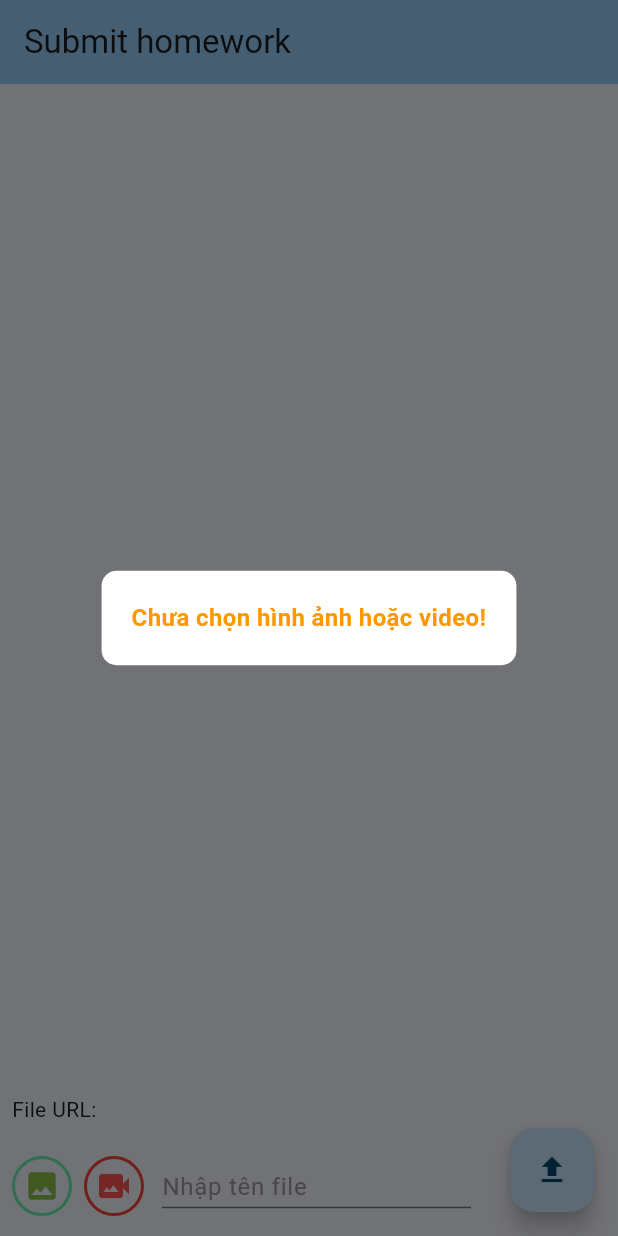
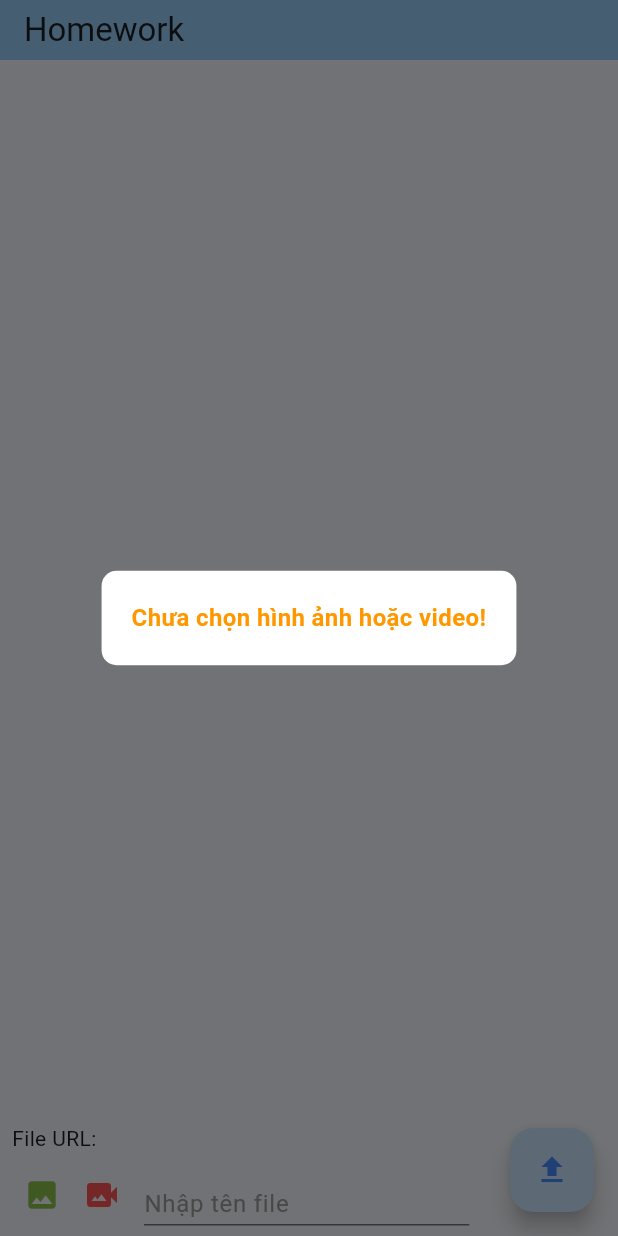
Before and after one commit to khanhkk96/ImagePdfApp, a Flutter app: the screen it shows after launch, after a tap on the "upload" icon, on a phone screen of 412 x 824 dp. Run offline on Flutter 3.47's test engine with Material 3 defaults, Android fonts, the phone set to English and light mode, and no system bars; our stand-ins replace flutter_image_compress, fluttertoast, google_sign_in, image_picker; missing offline and left inert: googleapis, video_compress, video_thumbnail.

Commit message:
khanhkk_update layout

```diff
--- a/lib/google.dart
+++ b/lib/google.dart
@@ -76,7 +76,7 @@ Future<String> uploadFileToDrive(
   // final accessToken = await getAccessToken();
 
   if (accessToken == null) {
-    throw Exception('Bạn chưa cấp quyền tải file lên Google Drive');
+    throw Exception('[KKException]Bạn chưa cấp quyền tải file lên Google Drive');
   }
 
   final authHeaders = {
@@ -137,7 +137,7 @@ Future<String> uploadFileToDrive(
 
   // Handle the response
   if (response.statusCode == 200) {
-    debugPrint('A file uploaded successfully!');
+    debugPrint('A file - ${basename(file.path)} has been uploaded successfully!');
     final responseBody = await response.stream.bytesToString();
     final jsonResponse = jsonDecode(responseBody);
     final fileId = jsonResponse['id'] as String;
--- a/lib/main.dart
+++ b/lib/main.dart
@@ -26,7 +26,7 @@ class MyApp extends StatelessWidget {
         useMaterial3: true,
       ),
       home: const Scaffold(
-        body: MyHomePage(title: 'Submit homework'),
+        body: MyHomePage(title: 'Homework'),
       ),
     );
   }
@@ -127,8 +127,16 @@ class _MyHomePageState extends State<MyHomePage> {
       }
     } catch (ex) {
       if (mounted) {
-        notify(context, ex.toString().replaceAll('Exception: ', ''),
+        debugPrint(ex.toString());
+        String message = ex.toString().replaceAll('Exception: ', '');
+
+        if (message.contains('[KKException]')) {
+          notify(context, message.replaceAll('[KKException]', ''),
               NotifyType.error);
+        } else {
+          notify(context, 'Kiểm tra kết nối mạng và vui lòng thử lại...',
+              NotifyType.error);
+        }
 
         isProcessing = false;
         setState(() {
@@ -177,10 +185,9 @@ class _MyHomePageState extends State<MyHomePage> {
   Future<void> _pickImages() async {
     if (videos.isNotEmpty) {
       await clearTempFiles(pickedFiles);
-      videos = [];
     }
 
-    images = [];
+    videos = [];
 
     final ImagePicker picker = ImagePicker();
     images = await picker.pickMultiImage();
@@ -189,9 +196,9 @@ class _MyHomePageState extends State<MyHomePage> {
   }
 
   Future<void> _pickVideos() async {
+    images = [];
     if (videos.isNotEmpty) {
       await clearTempFiles(pickedFiles);
-      images = [];
     }
 
     final ImagePicker picker = ImagePicker();
@@ -220,6 +227,7 @@ class _MyHomePageState extends State<MyHomePage> {
   Widget build(BuildContext context) {
     return Scaffold(
       appBar: AppBar(
+        toolbarHeight: 40,
         backgroundColor: Theme.of(context).colorScheme.inversePrimary,
         title: Text(widget.title),
       ),
@@ -229,7 +237,7 @@ class _MyHomePageState extends State<MyHomePage> {
             crossAxisAlignment: CrossAxisAlignment.start,
             children: [
               Expanded(
-                  flex: 10,
+                  flex: 12,
                   child: Container(
                     margin: const EdgeInsets.all(8),
                     // Set top and left margins
@@ -254,13 +262,15 @@ class _MyHomePageState extends State<MyHomePage> {
               Row(
                 children: [
                   Container(
+                    height: 70,
                     margin: const EdgeInsets.only(
-                        top: 8, left: 8, right: 0, bottom: 8),
-                    child: const Text(
-                      "File URL: ",
-                    ),
+                        top: 0, left: 8, right: 0, bottom: 0),
+                    alignment: Alignment.bottomLeft,
+                    child: const Text("File URL: "),
                   ),
                   Flexible(
+                    child: SizedBox(
+                      height: 70,
                       child: ListView.builder(
                           shrinkWrap: true,
                           itemCount: fileUrls.length,
@@ -292,6 +302,7 @@ class _MyHomePageState extends State<MyHomePage> {
                             );
                           }),
                     ),
+                  ),
                 ],
               ),
               Flexible(
@@ -299,7 +310,8 @@ class _MyHomePageState extends State<MyHomePage> {
                   child: Row(
                     children: [
                       Container(
-                        margin: const EdgeInsets.only(left: 4.0),
+                        margin: const EdgeInsets.only(left: 8),
+                        width: 40,
                         // Set top and left margins
                         child: IconButton(
                           icon: const Icon(
@@ -307,14 +319,16 @@ class _MyHomePageState extends State<MyHomePage> {
                             color: Colors.lightGreen,
                           ),
                           onPressed: _pickImages,
-                            style: ElevatedButton.styleFrom(
-                                side: const BorderSide(
-                              color: Colors.greenAccent,
-                              width: 2.0,
-                            ))),
+                          // style: ElevatedButton.styleFrom(
+                          //     side: const BorderSide(
+                          //   color: Colors.greenAccent,
+                          //   width: 2.0,
+                          // ))
+                        ),
                       ),
                       Container(
-                        margin: const EdgeInsets.only(left: 0),
+                        margin: const EdgeInsets.all(0),
+                        width: 40,
                         // Set top and left margins
                         child: IconButton(
                           icon: const Icon(
@@ -322,18 +336,18 @@ class _MyHomePageState extends State<MyHomePage> {
                             color: Colors.redAccent,
                           ),
                           onPressed: _pickVideos,
-                            style: ElevatedButton.styleFrom(
-                                side: const BorderSide(
-                                  color: Colors.red,
-                                  width: 2.0,
+                          // style: ElevatedButton.styleFrom(
+                          //     side: const BorderSide(
+                          //       color: Colors.red,
+                          //       width: 2.0,
+                          //     ))
                         ),
-                                maximumSize: const Size(60, 50))),
                       ),
                       Container(
                           margin: const EdgeInsets.only(left: 8),
                           child: SizedBox(
                             height: MediaQuery.of(context).size.height,
-                            width: MediaQuery.of(context).size.width / 2,
+                            width: MediaQuery.of(context).size.width/1.9,
                             child: TextField(
                               controller: _textController,
                               focusNode: _focusNode,
@@ -360,8 +374,11 @@ class _MyHomePageState extends State<MyHomePage> {
       ),
       floatingActionButton: FloatingActionButton(
         onPressed: !isProcessing ? _handlePickedFiles : null,
-        tooltip: 'Tạo file pdf',
-        child: const Icon(Icons.upload),
+        tooltip: 'Upload files',
+        child: const Icon(
+          Icons.upload,
+          color: Colors.blueAccent,
+        ),
       ),
     );
   }
```
Lines whose indentation alone changed are shown as unchanged.
